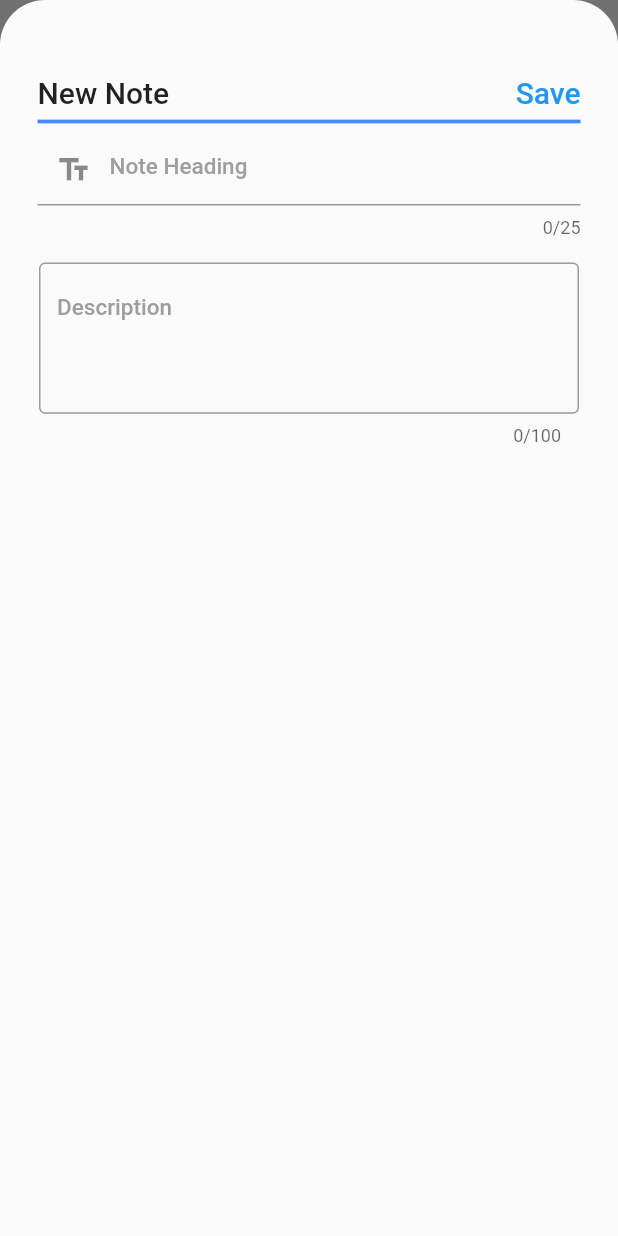
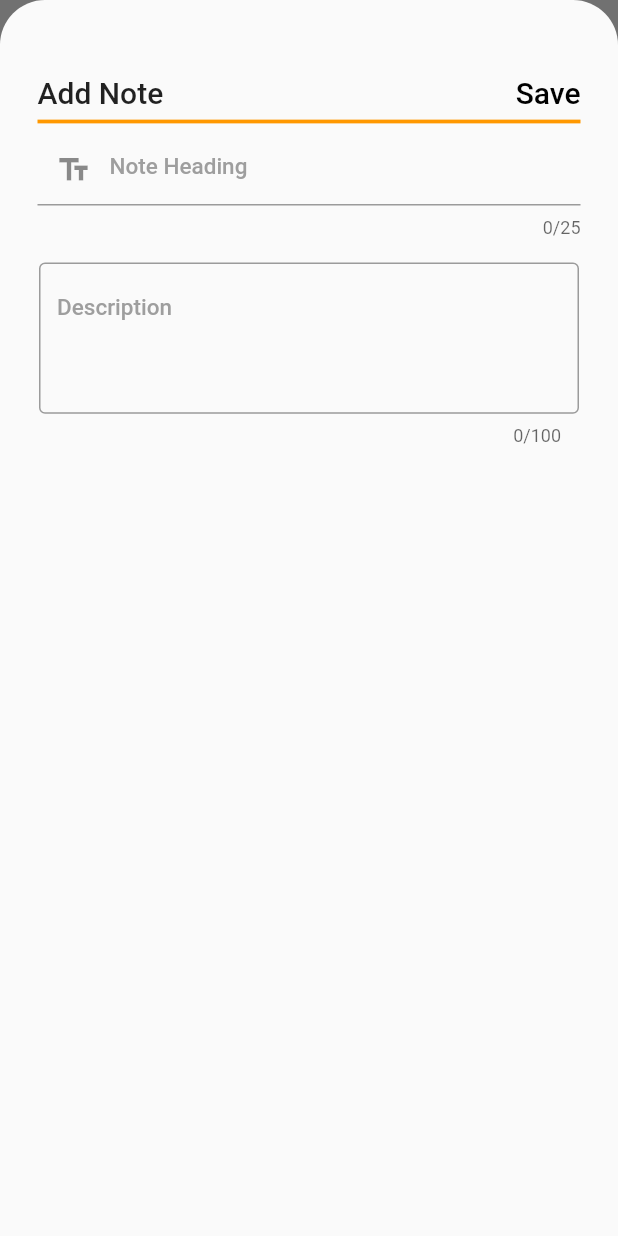
Before and after one commit to SHAHZAIB-prog/labfinal, a Flutter app: the NotesPage screen opened directly with empty values, after a tap on the "create" icon, on a phone screen of 412 x 824 dp. Run offline on Flutter 3.47's test engine with Material 2 defaults, Android fonts, the phone set to English and light mode, and no system bars; our stand-ins replace auto_size_text, firebase_auth, firebase_core, firebase_database, google_fonts; accounts and stored records are empty.

Commit message:
Proper update on left Swapping

```diff
--- a/lib/Notes.dart
+++ b/lib/Notes.dart
@@ -58,7 +58,7 @@ class _NotesPageState extends State<NotesPage> {
       body: buildNotes(),
       floatingActionButton: FloatingActionButton(
         mini: false,
-        backgroundColor: Colors.blueAccent,
+        backgroundColor: Colors.orange,
         onPressed: () {
           _settingModalBottomSheet(context);
         },
@@ -77,8 +77,6 @@ class _NotesPageState extends State<NotesPage> {
       child: new StreamBuilder(
         stream: databaseReference.child("users/${widget.user.uid}/notes/").onValue,
         builder: (context, snap) {
-          print("IDDDDD");
-          print(widget.user.uid);
           if (snap.hasData &&
               !snap.hasError &&
               snap.data.snapshot.value != null) {
@@ -101,8 +99,10 @@ class _NotesPageState extends State<NotesPage> {
                     key: UniqueKey(),
                     direction: DismissDirection.horizontal,
                     onDismissed: (direction) {
+                    if (direction == DismissDirection.endToStart) {
                       setState(() {
-                        databaseReference.child("users/${widget.user.uid}/notes/${key}").remove();
+                        databaseReference.child(
+                            "users/${widget.user.uid}/notes/${key}").remove();
                         // deletedNoteHeading = noteHeading[index];
                         // deletedNoteDescription = noteDescription[index];
                         // noteHeading.removeAt(index);
@@ -142,6 +142,13 @@ class _NotesPageState extends State<NotesPage> {
                         //   ),
                         // );
                       });
+                    }
+                    else{
+                      noteHeadingController.text=data[key]['title'];
+                      noteDescriptionController.text=data[key]['description'];
+
+                      _settingModalBottomSheet(context,is_update: true,key_: key);
+                    }
                     },
                     background: ClipRRect(
                       borderRadius: BorderRadius.circular(5.5),
@@ -159,7 +166,7 @@ class _NotesPageState extends State<NotesPage> {
                                   color: Colors.white,
                                 ),
                                 Text(
-                                  "Delete",
+                                  "Update",
                                   style: TextStyle(color: Colors.white),
                                 ),
                               ],
@@ -271,7 +278,7 @@ class _NotesPageState extends State<NotesPage> {
     );
   }
 
-  void _settingModalBottomSheet(context) {
+  void _settingModalBottomSheet(context,{is_update:false,key_:""}) {
     // print
     showModalBottomSheet(
       context: context,
@@ -303,7 +310,7 @@ class _NotesPageState extends State<NotesPage> {
                         mainAxisAlignment: MainAxisAlignment.spaceBetween,
                         children: [
                           Text(
-                            "New Note",
+                            "Add Note",
                             style: TextStyle(
                               fontSize: 20.00,
                               fontWeight: FontWeight.w500,
@@ -312,21 +319,34 @@ class _NotesPageState extends State<NotesPage> {
                           GestureDetector(
                             onTap: () {
                               if (_formKey.currentState.validate()) {
-                                setState(() {
-                                  getnotes_length();
-                                  print(total_notes);
-                                  databaseReference.child("users/${widget.user.uid}/notes/${"id_"+total_notes.toString()}")
+                                if(is_update==false) {
+                                  setState(() {
+                                    getnotes_length();
+                                    databaseReference.child("users/${widget.user
+                                        .uid}/notes/${"id_" +
+                                        total_notes.toString()}")
+                                        .update({
+                                      "title": noteHeadingController.text,
+                                      "description": noteDescriptionController
+                                          .text
+                                    });
+                                    noteHeadingController.clear();
+                                    noteDescriptionController.clear();
+                                  });
+                                }
+                                else{
+                                  databaseReference.child("users/${widget.user
+                                      .uid}/notes/${key_}")
                                       .update({
                                     "title": noteHeadingController.text,
-                                    "description":noteDescriptionController.text
+                                    "description": noteDescriptionController
+                                        .text
                                   });
                                   noteHeadingController.clear();
                                   noteDescriptionController.clear();
-                                });
+                                }
                                 Navigator.pop(context);
                               }
-                              print("Notes.dart LineNo:239");
-                              print(noteHeadingController.text);
                             },
                             child: Container(
                               child: Row(
@@ -335,7 +355,7 @@ class _NotesPageState extends State<NotesPage> {
                                     "Save",
                                     style: TextStyle(
                                       fontSize: 20.00,
-                                      color: Colors.blue,
+                                      color: Colors.black,
                                       fontWeight: FontWeight.w500,
                                     ),
                                   ),
@@ -346,7 +366,7 @@ class _NotesPageState extends State<NotesPage> {
                         ],
                       ),
                       Divider(
-                        color: Colors.blueAccent,
+                        color: Colors.orange,
                         thickness: 2.5,
                       ),
                       TextFormField(
@@ -425,81 +445,18 @@ Widget notesHeader() {
       crossAxisAlignment: CrossAxisAlignment.start,
       children: [
         Text(
-          "My Notes",
+          "All Notes",
           style: TextStyle(
-            color: Colors.blueAccent,
+            color: Colors.black,
             fontSize: 25.00,
             fontWeight: FontWeight.w500,
           ),
         ),
         Divider(
-          color: Colors.blueAccent,
+          color: Colors.orange,
           thickness: 2.5,
         ),
       ],
     ),
   );
 }
-
-
-//
-//
-// ListView.builder(
-// // padding: EdgeInsets.symmetric(horizontal: 50),
-// itemCount: data.length,
-// itemBuilder: (context, index) {
-// return Column(
-//
-// children:[
-// index>0?SizedBox(height: 20,):SizedBox(height: 0,),
-// Text("Semester ${index+1}",style: TextStyle(fontSize: 20,fontWeight: FontWeight.bold), ),
-// SingleChildScrollView(
-//
-// child: DataTable(
-// horizontalMargin: 5,
-// // columnSpacing: 500,
-// showBottomBorder: true,
-// dividerThickness: 1,
-// headingRowColor:
-// MaterialStateColor.resolveWith((states) => Colors.blue),
-// showCheckboxColumn: false,
-// columns: [
-// // DataColumn(label: Text(
-// //     'Code',
-// //     style: TextStyle(fontSize: 25, fontWeight: FontWeight.bold)
-// // )),
-// DataColumn(label: Text(
-// 'Name',
-// style: TextStyle(fontSize: 25, fontWeight: FontWeight.bold)
-// )),
-// DataColumn(label: Text(
-// 'Credit',
-// style: TextStyle(fontSize: 25, fontWeight: FontWeight.bold),
-// textAlign: TextAlign.center,
-// )),
-// DataColumn(
-//
-// label: Text(
-// 'Marks',
-// style: TextStyle(fontSize: 25, fontWeight: FontWeight.bold),
-// textAlign: TextAlign.center,
-// )),
-// DataColumn(
-// label: Text(
-// 'GP',
-// style: TextStyle(fontSize: 25, fontWeight: FontWeight.bold),
-// textAlign: TextAlign.center,
-// )),
-// ],
-// rows: List.generate(
-// data['Semester ${index+1}'].length-1, (index_) => _getDataRow(data['Semester ${index+1}'][index_])),
-// ),
-// scrollDirection: my_axis.Axis.horizontal,
-//
-// ),
-//
-// Text("CGPA: ${data['Semester ${index+1}'].last['CGPA']}",style: TextStyle(fontSize: 20,fontWeight: FontWeight.bold),)
-// ]
-// );
-// },
-// ),
--- a/lib/signup.dart
+++ b/lib/signup.dart
@@ -34,8 +34,7 @@ class _SignUpPageState extends State<SignUpPage> {
           .then((currentUser) => databaseReference.child("users/${currentUser.user.uid}")
           .set({
         "email": emailInputController.text,
-        "username":username.text,
-        "notes":[{"title":"temp","description":"temp"}]
+        "username":username.text
       })
           .then((result) => {
         Navigator.pushReplacement(
```
